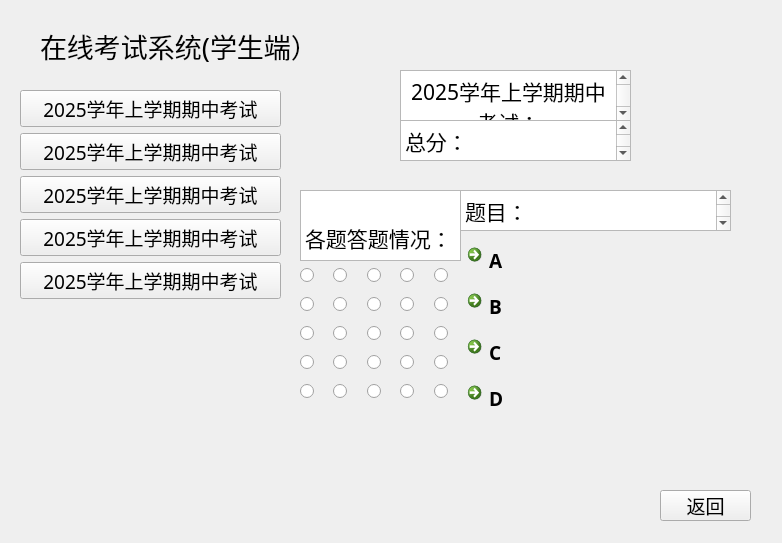
Before: the Qt Designer form source/studentchafen.ui in Sodataco/exam-system, drawn with Qt 5.
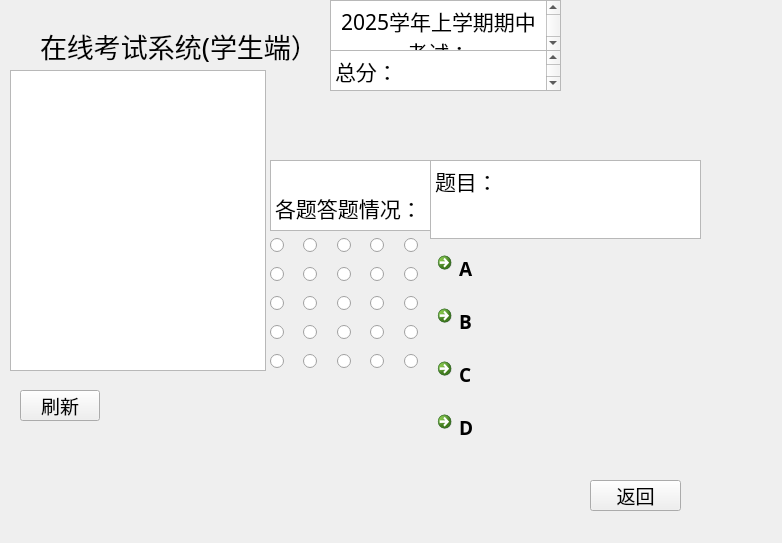
After: the same form once the commit is applied.

What changed in the file:
```diff
--- a/source/studentchafen.ui
+++ b/source/studentchafen.ui
@@ -38,71 +38,11 @@
     <string>在线考试系统(学生端）</string>
    </property>
   </widget>
-  <widget class="QWidget" name="verticalLayoutWidget">
-   <property name="geometry">
-    <rect>
-     <x>20</x>
-     <y>90</y>
-     <width>261</width>
-     <height>441</height>
-    </rect>
-   </property>
-   <layout class="QVBoxLayout" name="verticalLayout">
-    <item>
-     <widget class="QPushButton" name="pushButton">
-      <property name="text">
-       <string>2025学年上学期期中考试</string>
-      </property>
-     </widget>
-    </item>
-    <item>
-     <widget class="QPushButton" name="pushButton_2">
-      <property name="text">
-       <string>2025学年上学期期中考试</string>
-      </property>
-     </widget>
-    </item>
-    <item>
-     <widget class="QPushButton" name="pushButton_3">
-      <property name="text">
-       <string>2025学年上学期期中考试</string>
-      </property>
-     </widget>
-    </item>
-    <item>
-     <widget class="QPushButton" name="pushButton_4">
-      <property name="text">
-       <string>2025学年上学期期中考试</string>
-      </property>
-     </widget>
-    </item>
-    <item>
-     <widget class="QPushButton" name="pushButton_5">
-      <property name="text">
-       <string>2025学年上学期期中考试</string>
-      </property>
-     </widget>
-    </item>
-    <item>
-     <spacer name="verticalSpacer">
-      <property name="orientation">
-       <enum>Qt::Vertical</enum>
-      </property>
-      <property name="sizeHint" stdset="0">
-       <size>
-        <width>20</width>
-        <height>40</height>
-       </size>
-      </property>
-     </spacer>
-    </item>
-   </layout>
-  </widget>
   <widget class="QWidget" name="gridLayoutWidget">
    <property name="geometry">
     <rect>
-     <x>300</x>
-     <y>260</y>
+     <x>270</x>
+     <y>230</y>
      <width>161</width>
      <height>151</height>
     </rect>
@@ -288,16 +228,19 @@
   <widget class="QTextBrowser" name="textBrowser">
    <property name="geometry">
     <rect>
-     <x>400</x>
-     <y>70</y>
+     <x>330</x>
+     <y>0</y>
      <width>231</width>
      <height>51</height>
     </rect>
    </property>
    <property name="html">
     <string>&lt;!DOCTYPE HTML PUBLIC &quot;-//W3C//DTD HTML 4.0//EN&quot; &quot;http://www.w3.org/TR/REC-html40/strict.dtd&quot;&gt;
-&lt;html&gt;&lt;head&gt;&lt;meta name=&quot;qrichtext&quot; content=&quot;1&quot; /&gt;&lt;style type=&quot;text/css&quot;&gt;
+&lt;html&gt;&lt;head&gt;&lt;meta name=&quot;qrichtext&quot; content=&quot;1&quot; /&gt;&lt;meta charset=&quot;utf-8&quot; /&gt;&lt;style type=&quot;text/css&quot;&gt;
 p, li { white-space: pre-wrap; }
+hr { height: 1px; border-width: 0; }
+li.unchecked::marker { content: &quot;\2610&quot;; }
+li.checked::marker { content: &quot;\2612&quot;; }
 &lt;/style&gt;&lt;/head&gt;&lt;body style=&quot; font-family:'华文中宋'; font-size:14pt; font-weight:400; font-style:normal;&quot;&gt;
 &lt;p align=&quot;center&quot; style=&quot; margin-top:0px; margin-bottom:0px; margin-left:0px; margin-right:0px; -qt-block-indent:0; text-indent:0px;&quot;&gt;&lt;span style=&quot; font-size:16pt;&quot;&gt;2025学年上学期期中考试：&lt;/span&gt;&lt;/p&gt;&lt;/body&gt;&lt;/html&gt;</string>
    </property>
@@ -305,16 +248,19 @@
   <widget class="QTextBrowser" name="textBrowser_2">
    <property name="geometry">
     <rect>
-     <x>400</x>
-     <y>120</y>
+     <x>330</x>
+     <y>50</y>
      <width>231</width>
      <height>41</height>
     </rect>
    </property>
    <property name="html">
     <string>&lt;!DOCTYPE HTML PUBLIC &quot;-//W3C//DTD HTML 4.0//EN&quot; &quot;http://www.w3.org/TR/REC-html40/strict.dtd&quot;&gt;
-&lt;html&gt;&lt;head&gt;&lt;meta name=&quot;qrichtext&quot; content=&quot;1&quot; /&gt;&lt;style type=&quot;text/css&quot;&gt;
+&lt;html&gt;&lt;head&gt;&lt;meta name=&quot;qrichtext&quot; content=&quot;1&quot; /&gt;&lt;meta charset=&quot;utf-8&quot; /&gt;&lt;style type=&quot;text/css&quot;&gt;
 p, li { white-space: pre-wrap; }
+hr { height: 1px; border-width: 0; }
+li.unchecked::marker { content: &quot;\2610&quot;; }
+li.checked::marker { content: &quot;\2612&quot;; }
 &lt;/style&gt;&lt;/head&gt;&lt;body style=&quot; font-family:'华文中宋'; font-size:14pt; font-weight:400; font-style:normal;&quot;&gt;
 &lt;p style=&quot; margin-top:0px; margin-bottom:0px; margin-left:0px; margin-right:0px; -qt-block-indent:0; text-indent:0px;&quot;&gt;&lt;span style=&quot; font-size:16pt;&quot;&gt;总分：&lt;/span&gt;&lt;/p&gt;&lt;/body&gt;&lt;/html&gt;</string>
    </property>
@@ -322,16 +268,19 @@
   <widget class="QTextBrowser" name="textBrowser_3">
    <property name="geometry">
     <rect>
-     <x>300</x>
-     <y>190</y>
+     <x>270</x>
+     <y>160</y>
      <width>161</width>
      <height>71</height>
     </rect>
    </property>
    <property name="html">
     <string>&lt;!DOCTYPE HTML PUBLIC &quot;-//W3C//DTD HTML 4.0//EN&quot; &quot;http://www.w3.org/TR/REC-html40/strict.dtd&quot;&gt;
-&lt;html&gt;&lt;head&gt;&lt;meta name=&quot;qrichtext&quot; content=&quot;1&quot; /&gt;&lt;style type=&quot;text/css&quot;&gt;
+&lt;html&gt;&lt;head&gt;&lt;meta name=&quot;qrichtext&quot; content=&quot;1&quot; /&gt;&lt;meta charset=&quot;utf-8&quot; /&gt;&lt;style type=&quot;text/css&quot;&gt;
 p, li { white-space: pre-wrap; }
+hr { height: 1px; border-width: 0; }
+li.unchecked::marker { content: &quot;\2610&quot;; }
+li.checked::marker { content: &quot;\2612&quot;; }
 &lt;/style&gt;&lt;/head&gt;&lt;body style=&quot; font-family:'华文中宋'; font-size:14pt; font-weight:400; font-style:normal;&quot;&gt;
 &lt;p style=&quot;-qt-paragraph-type:empty; margin-top:0px; margin-bottom:0px; margin-left:0px; margin-right:0px; -qt-block-indent:0; text-indent:0px;&quot;&gt;&lt;br /&gt;&lt;/p&gt;
 &lt;p style=&quot; margin-top:0px; margin-bottom:0px; margin-left:0px; margin-right:0px; -qt-block-indent:0; text-indent:0px;&quot;&gt;&lt;span style=&quot; font-size:16pt;&quot;&gt;各题答题情况：&lt;/span&gt;&lt;/p&gt;&lt;/body&gt;&lt;/html&gt;</string>
@@ -340,10 +289,10 @@
   <widget class="QWidget" name="verticalLayoutWidget_2">
    <property name="geometry">
     <rect>
-     <x>460</x>
-     <y>190</y>
+     <x>430</x>
+     <y>160</y>
      <width>271</width>
-     <height>225</height>
+     <height>291</height>
     </rect>
    </property>
    <layout class="QVBoxLayout" name="verticalLayout_2">
@@ -351,8 +300,11 @@
      <widget class="QTextBrowser" name="textBrowser_4">
       <property name="html">
        <string>&lt;!DOCTYPE HTML PUBLIC &quot;-//W3C//DTD HTML 4.0//EN&quot; &quot;http://www.w3.org/TR/REC-html40/strict.dtd&quot;&gt;
-&lt;html&gt;&lt;head&gt;&lt;meta name=&quot;qrichtext&quot; content=&quot;1&quot; /&gt;&lt;style type=&quot;text/css&quot;&gt;
+&lt;html&gt;&lt;head&gt;&lt;meta name=&quot;qrichtext&quot; content=&quot;1&quot; /&gt;&lt;meta charset=&quot;utf-8&quot; /&gt;&lt;style type=&quot;text/css&quot;&gt;
 p, li { white-space: pre-wrap; }
+hr { height: 1px; border-width: 0; }
+li.unchecked::marker { content: &quot;\2610&quot;; }
+li.checked::marker { content: &quot;\2612&quot;; }
 &lt;/style&gt;&lt;/head&gt;&lt;body style=&quot; font-family:'华文中宋'; font-size:14pt; font-weight:400; font-style:normal;&quot;&gt;
 &lt;p style=&quot; margin-top:0px; margin-bottom:0px; margin-left:0px; margin-right:0px; -qt-block-indent:0; text-indent:0px;&quot;&gt;&lt;span style=&quot; font-size:16pt;&quot;&gt;题目：&lt;/span&gt;&lt;/p&gt;&lt;/body&gt;&lt;/html&gt;</string>
       </property>
@@ -391,8 +343,8 @@
   <widget class="QPushButton" name="Return">
    <property name="geometry">
     <rect>
-     <x>660</x>
-     <y>490</y>
+     <x>590</x>
+     <y>480</y>
      <width>91</width>
      <height>31</height>
     </rect>
@@ -401,6 +353,29 @@
     <string>返回</string>
    </property>
   </widget>
+  <widget class="QListWidget" name="examList">
+   <property name="geometry">
+    <rect>
+     <x>10</x>
+     <y>70</y>
+     <width>256</width>
+     <height>301</height>
+    </rect>
+   </property>
+  </widget>
+  <widget class="QPushButton" name="refresh">
+   <property name="geometry">
+    <rect>
+     <x>20</x>
+     <y>390</y>
+     <width>80</width>
+     <height>31</height>
+    </rect>
+   </property>
+   <property name="text">
+    <string>刷新</string>
+   </property>
+  </widget>
  </widget>
  <resources/>
  <connections/>
```
